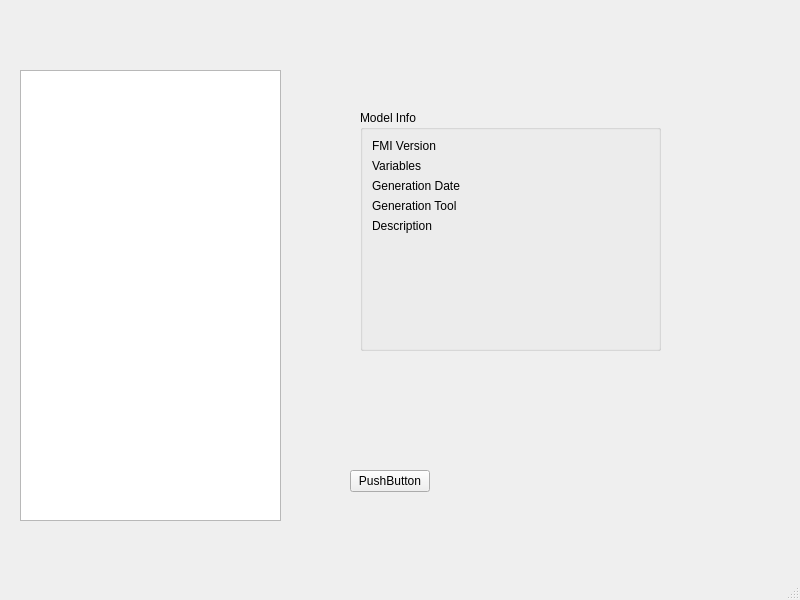
modelica/Reference-FMUs, file fmusim-gui/MainWindow.ui: the form before one commit.
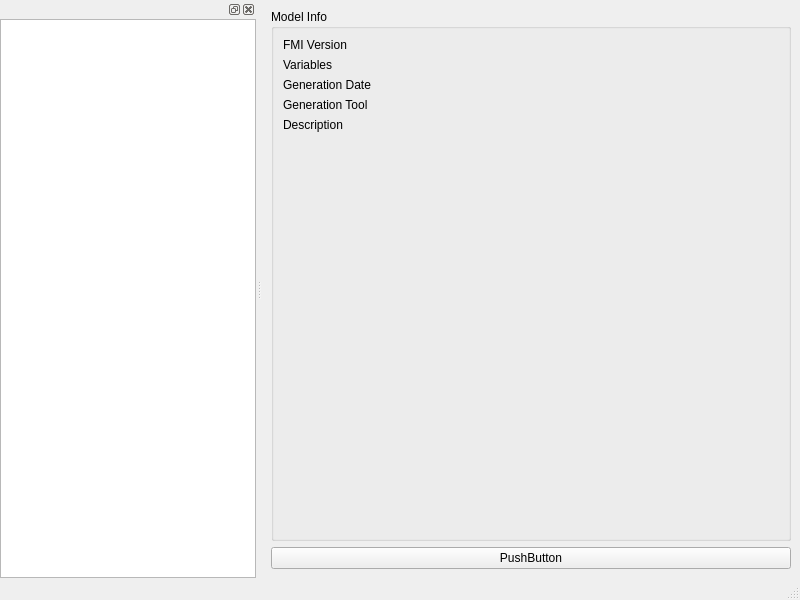
The form after the commit.

Commit message: Add dock widget

What changed in the file:
```diff
--- a/fmusim-gui/MainWindow.ui
+++ b/fmusim-gui/MainWindow.ui
@@ -14,28 +14,9 @@
    <string>MainWindow</string>
   </property>
   <widget class="QWidget" name="centralwidget">
-   <widget class="QPushButton" name="pushButton">
-    <property name="geometry">
-     <rect>
-      <x>350</x>
-      <y>470</y>
-      <width>80</width>
-      <height>22</height>
-     </rect>
-    </property>
-    <property name="text">
-     <string>PushButton</string>
-    </property>
-   </widget>
+   <layout class="QGridLayout" name="gridLayout_2">
+    <item row="0" column="0">
    <widget class="QGroupBox" name="groupBox">
-    <property name="geometry">
-     <rect>
-      <x>360</x>
-      <y>110</y>
-      <width>301</width>
-      <height>241</height>
-     </rect>
-    </property>
     <property name="title">
      <string>Model Info</string>
     </property>
@@ -125,16 +106,15 @@
      </item>
     </layout>
    </widget>
-   <widget class="QListView" name="listView">
-    <property name="geometry">
-     <rect>
-      <x>20</x>
-      <y>70</y>
-      <width>261</width>
-      <height>451</height>
-     </rect>
-    </property>
-   </widget>
+    </item>
+    <item row="1" column="0">
+     <widget class="QPushButton" name="pushButton">
+      <property name="text">
+       <string>PushButton</string>
+      </property>
+     </widget>
+    </item>
+   </layout>
   </widget>
   <widget class="QMenuBar" name="menubar">
    <property name="geometry">
@@ -147,6 +127,30 @@
    </property>
   </widget>
   <widget class="QStatusBar" name="statusbar"/>
+  <widget class="QDockWidget" name="dockWidget">
+   <attribute name="dockWidgetArea">
+    <number>1</number>
+   </attribute>
+   <widget class="QWidget" name="dockWidgetContents">
+    <layout class="QVBoxLayout" name="verticalLayout">
+     <property name="leftMargin">
+      <number>0</number>
+     </property>
+     <property name="topMargin">
+      <number>0</number>
+     </property>
+     <property name="rightMargin">
+      <number>0</number>
+     </property>
+     <property name="bottomMargin">
+      <number>0</number>
+     </property>
+     <item>
+      <widget class="QListView" name="listView"/>
+     </item>
+    </layout>
+   </widget>
+  </widget>
  </widget>
  <resources/>
  <connections/>
```
Lines whose indentation alone changed are shown as unchanged.
